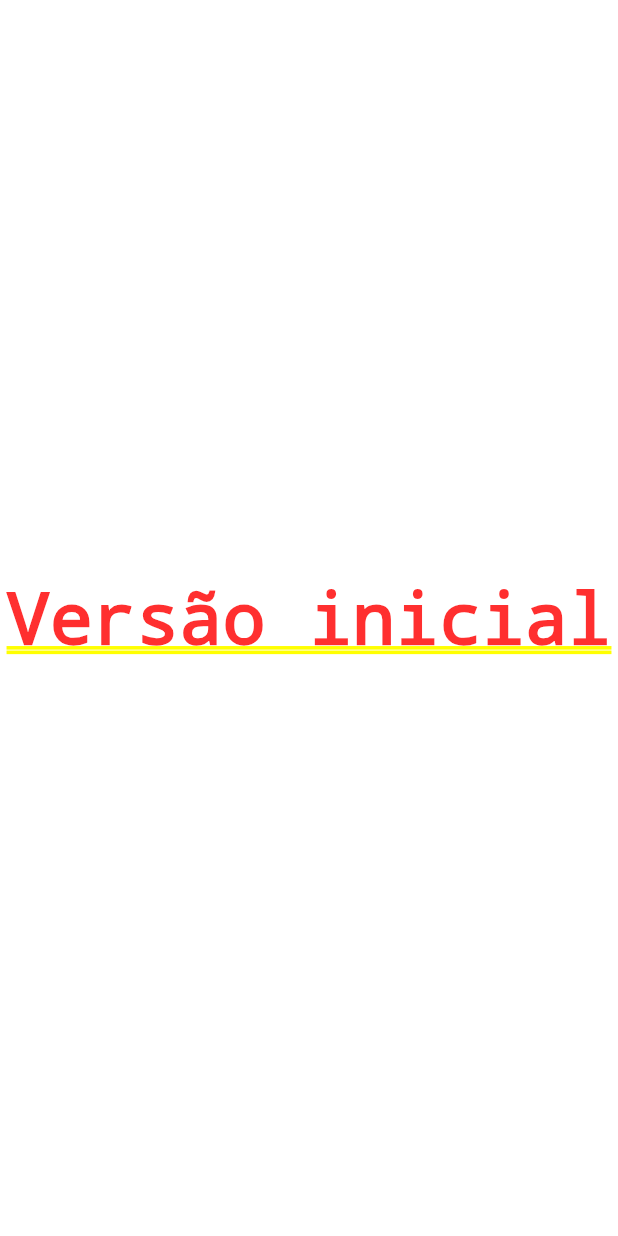
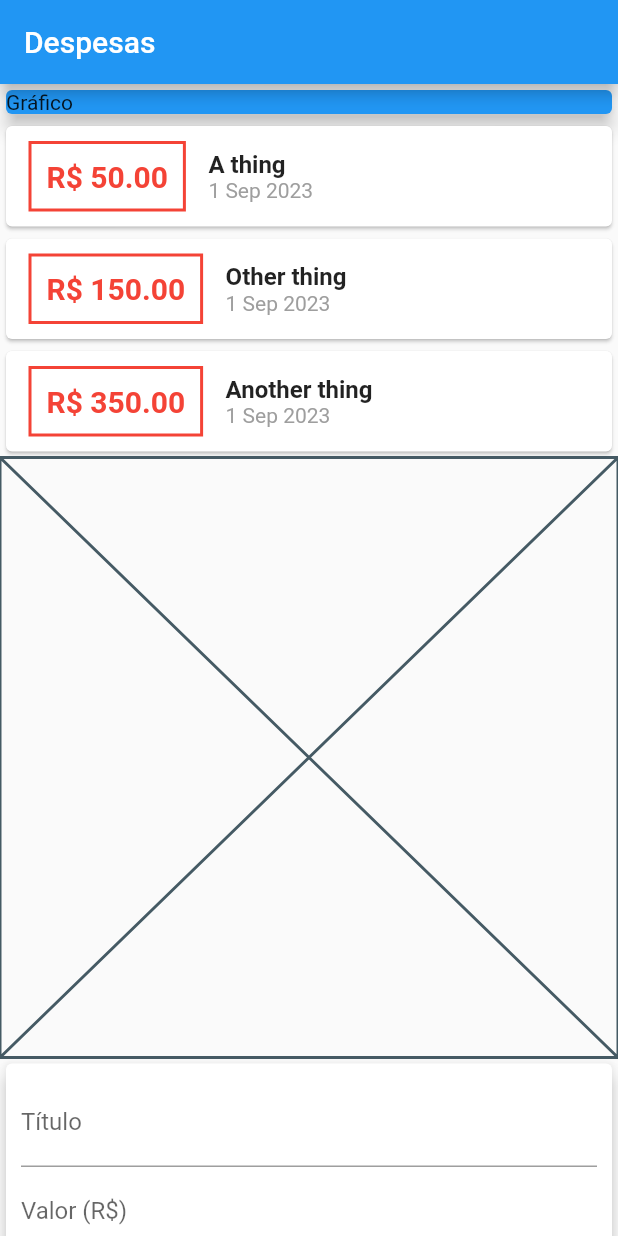
Before and after one commit to thalitagq/flutter_expenses_app, a Flutter app: the screen it shows after launch, on a phone screen of 412 x 824 dp. Run offline on Flutter 3.47's test engine with Material 2 defaults, Android fonts, the phone set to English and light mode, and no system bars.

Commit message:
add initial layout

```diff
--- /dev/null
+++ b/lib/components/transaction_form.dart
@@ -0,0 +1,11 @@
+import 'package:flutter/src/widgets/framework.dart';
+import 'package:flutter/src/widgets/placeholder.dart';
+
+class TransactionForm extends StatelessWidget {
+  const TransactionForm({super.key});
+
+  @override
+  Widget build(BuildContext context) {
+    return const Placeholder();
+  }
+}
--- /dev/null
+++ b/lib/components/transaction_list.dart
@@ -0,0 +1,43 @@
+import 'package:flutter/material.dart';
+import 'package:flutter/src/widgets/framework.dart';
+import 'package:flutter/src/widgets/placeholder.dart';
+import 'package:helloworld/transaction.dart';
+import 'package:intl/intl.dart';
+
+class TransactionList extends StatelessWidget {
+  final List<Transaction> transactions;
+
+  const TransactionList(this.transactions, {super.key});
+
+  @override
+  Widget build(BuildContext context) {
+    return Column(
+      children: transactions.map((transaction) {
+        return Card(
+            child: Row(children: [
+          Container(
+            margin: const EdgeInsets.symmetric(horizontal: 15, vertical: 10),
+            decoration:
+                BoxDecoration(border: Border.all(color: Colors.red, width: 2)),
+            padding: const EdgeInsets.all(10),
+            child: Text(
+              "R\$ ${transaction.value.toStringAsFixed(2)}",
+              style: const TextStyle(
+                  color: Colors.red, fontSize: 20, fontWeight: FontWeight.bold),
+            ),
+          ),
+          Column(crossAxisAlignment: CrossAxisAlignment.start, children: [
+            Text(
+              transaction.title,
+              style: const TextStyle(fontSize: 16, fontWeight: FontWeight.bold),
+            ),
+            Text(
+              DateFormat('d MMM y').format(transaction.date),
+              style: TextStyle(color: Colors.grey[500]),
+            )
+          ])
+        ]));
+      }).toList(),
+    );
+  }
+}
--- /dev/null
+++ b/lib/components/transaction_user.dart
@@ -0,0 +1,32 @@
+import 'package:flutter/material.dart';
+import 'package:flutter/src/widgets/framework.dart';
+import 'package:flutter/src/widgets/placeholder.dart';
+import 'package:helloworld/components/transaction_form.dart';
+import 'package:helloworld/components/transaction_list.dart';
+import 'package:helloworld/transaction.dart';
+
+class TransactionUser extends StatefulWidget {
+  const TransactionUser({super.key});
+
+  @override
+  State<TransactionUser> createState() => _TransactionUserState();
+}
+
+class _TransactionUserState extends State<TransactionUser> {
+  final _transactions = [
+    Transaction(id: 't1', title: "A thing", value: 50.00, date: DateTime.now()),
+    Transaction(
+        id: 't2', title: "Other thing", value: 150.00, date: DateTime.now()),
+    Transaction(
+        id: 't3', title: "Another thing", value: 350.00, date: DateTime.now()),
+  ];
+  @override
+  Widget build(BuildContext context) {
+    return Column(
+      children: [
+        TransactionList(_transactions),
+        TransactionForm()
+      ],
+    );
+  }
+}
--- a/lib/main.dart
+++ b/lib/main.dart
@@ -1,4 +1,8 @@
 import 'package:flutter/material.dart';
+import 'package:helloworld/components/transaction_list.dart';
+import 'package:helloworld/components/transaction_user.dart';
+import 'package:helloworld/transaction.dart';
+import 'package:intl/intl.dart';
 
 main() => runApp(ExpensesApp());
 
@@ -7,15 +11,57 @@ class ExpensesApp extends StatelessWidget {
 
   @override
   Widget build(BuildContext context) {
-    return const MaterialApp(home: MyHomePage());
+    return MaterialApp(home: MyHomePage());
   }
 }
 
 class MyHomePage extends StatelessWidget {
-  const MyHomePage({Key? key}) : super(key: key);
+  final titleController = TextEditingController();
+  final valueController = TextEditingController();
 
   @override
   Widget build(BuildContext context) {
-    return const Center(child: Text('Versão inicial'));
+    return Scaffold(
+        appBar: AppBar(
+          title: const Text("Despesas"),
+        ),
+        body: Column(
+          mainAxisAlignment: MainAxisAlignment.spaceAround,
+          crossAxisAlignment: CrossAxisAlignment.stretch,
+          children: [
+            const SizedBox(
+              child: Card(
+                  color: Colors.blue, elevation: 5, child: Text("Gráfico")),
+            ),
+            const TransactionUser(),
+            Card(
+              elevation: 5,
+              child: Padding(
+                padding: const EdgeInsets.all(10),
+                child: Column(children: [
+                  TextField(
+                    controller: titleController,
+                    decoration: const InputDecoration(labelText: "Título"),
+                  ),
+                  TextField(
+                    controller: valueController,
+                    decoration: const InputDecoration(labelText: "Valor (R\$)"),
+                  ),
+                  Row(
+                    mainAxisAlignment: MainAxisAlignment.end,
+                    children: [
+                      TextButton(
+                          onPressed: () {},
+                          child: const Text(
+                            'Nova transação',
+                            style: TextStyle(color: Colors.red),
+                          )),
+                    ],
+                  )
+                ]),
+              ),
+            )
+          ],
+        ));
   }
 }
--- /dev/null
+++ b/lib/transaction.dart
@@ -0,0 +1,13 @@
+class Transaction {
+  final String id;
+  final String title;
+  final double value;
+  final DateTime date;
+
+  Transaction({
+    required this.id,
+    required this.title,
+    required this.value,
+    required this.date,
+  });
+}
--- a/pubspec.yaml
+++ b/pubspec.yaml
@@ -9,6 +9,7 @@ environment:
 dependencies:
   flutter:
     sdk: flutter
+  intl: ^0.17.0
 
 dev_dependencies:
   flutter_test:
```
Also changed, not shown: pubspec.lock (added), 9 other files.
